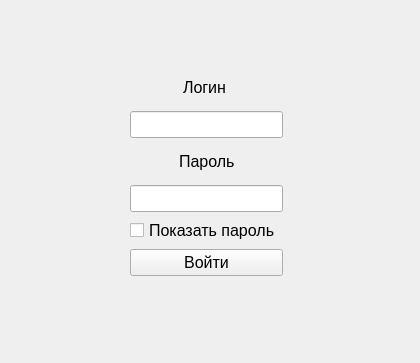
This is mainwindow.ui in Tinddd28/client-server-model-client- as Qt 5 draws it before an edit. The edited form follows.
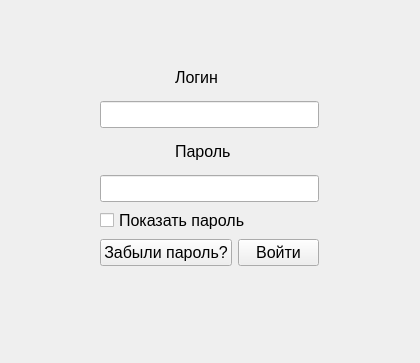
This is the edited form.

Patch:
```diff
--- a/mainwindow.ui
+++ b/mainwindow.ui
@@ -17,9 +17,9 @@
    <widget class="QWidget" name="layoutWidget">
     <property name="geometry">
      <rect>
-      <x>130</x>
-      <y>70</y>
-      <width>153</width>
+      <x>100</x>
+      <y>60</y>
+      <width>219</width>
       <height>206</height>
      </rect>
     </property>
@@ -141,6 +141,20 @@
       </widget>
      </item>
      <item>
+      <layout class="QHBoxLayout" name="horizontalLayout_3">
+       <item>
+        <widget class="QPushButton" name="pushButton_2">
+         <property name="font">
+          <font>
+           <pointsize>12</pointsize>
+          </font>
+         </property>
+         <property name="text">
+          <string>Забыли пароль?</string>
+         </property>
+        </widget>
+       </item>
+       <item>
       <widget class="QPushButton" name="pushButton">
        <property name="font">
         <font>
@@ -151,6 +165,8 @@
         <string>Войти</string>
        </property>
       </widget>
+       </item>
+      </layout>
      </item>
     </layout>
    </widget>
```
Left out of the diff: 3 changed lines with no effect on the pictures. Lines whose indentation alone changed are shown as unchanged.
